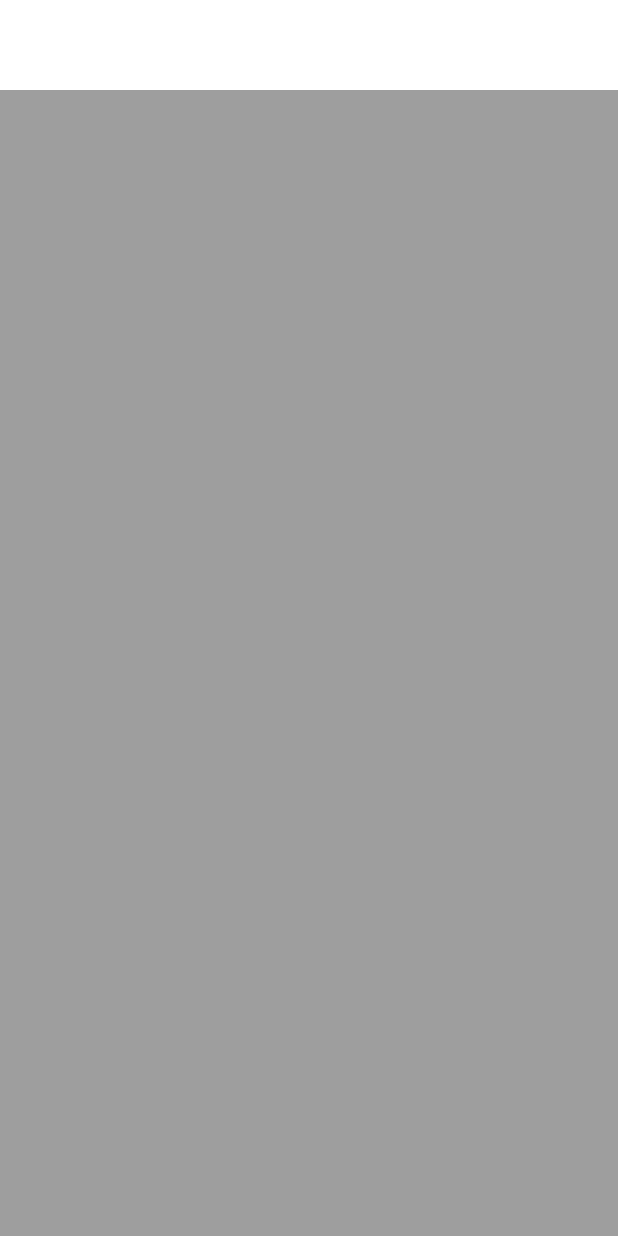
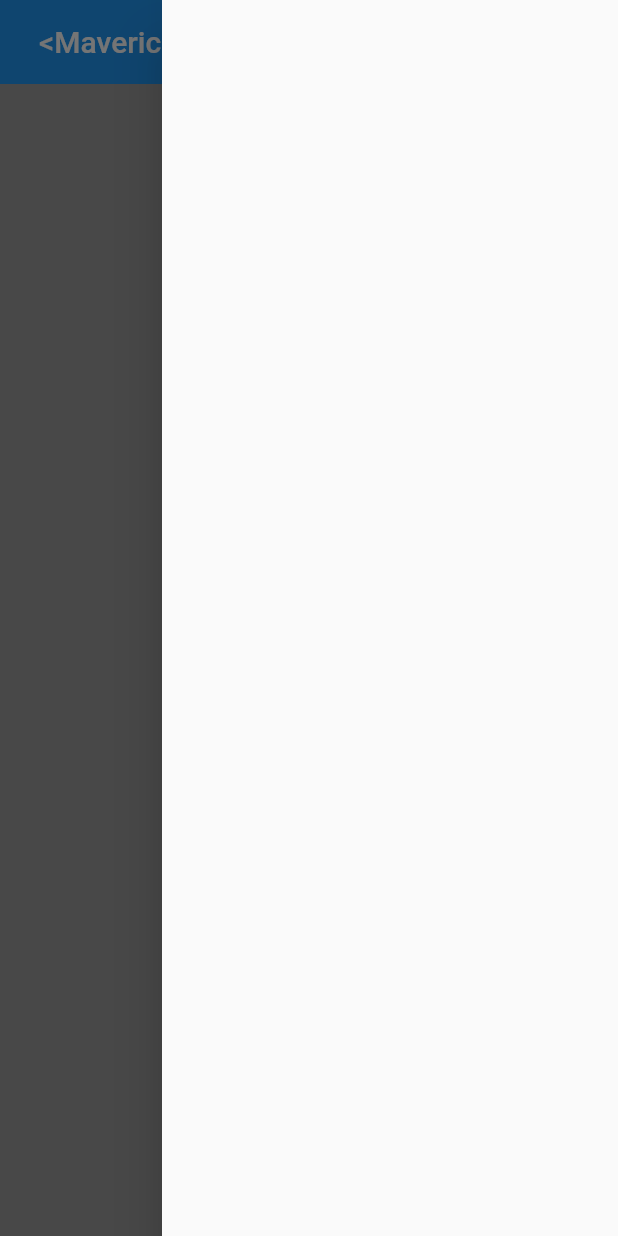
Before and after one commit to Maverick-Wolf/enigma, a Flutter app: the screen it shows after launch, with the side drawer open (before the commit the screen has no drawer), on a phone screen of 412 x 824 dp. Run offline on Flutter 3.47's test engine with Material 2 defaults, Android fonts, the phone set to English and light mode, and no system bars.

Commit message:
made the responsive website with the basic nav bar

```diff
--- a/lib/layout.dart
+++ b/lib/layout.dart
@@ -1,12 +1,19 @@
 import 'package:enigma/widgets/large_screen.dart';
 import 'package:enigma/widgets/responsiveness.dart';
 import 'package:enigma/widgets/small_screen.dart';
+import 'package:enigma/widgets/top_nav.dart';
 import 'package:flutter/material.dart';
 
 class SiteLayout extends StatelessWidget {
+  final GlobalKey<ScaffoldState> scaffoldKey = GlobalKey();
   @override
   Widget build(BuildContext context) {
-    return ResponsiveWidget(
-        largeScreen: LargeScreen(), smallScreen: SmallScreen());
+    return Scaffold(
+      key: scaffoldKey,
+      appBar: topNavigationBar(context, key),
+      endDrawer: ResponsiveWidget.isSmallScreen(context) ? Drawer() : null,
+      body: ResponsiveWidget(
+          largeScreen: LargeScreen(), smallScreen: SmallScreen()),
+    );
   }
 }
--- a/lib/widgets/large_screen.dart
+++ b/lib/widgets/large_screen.dart
@@ -5,13 +5,6 @@ class LargeScreen extends StatelessWidget {
   @override
   Widget build(BuildContext context) {
     return Scaffold(
-      appBar: PreferredSize(
-        preferredSize: Size.fromHeight(80.0),
-        child: AppBar(
-          elevation: 0,
-          backgroundColor: Colors.white,
-        ),
-      ),
       body: Container(
         color: Colors.black,
       ),
--- a/lib/widgets/small_screen.dart
+++ b/lib/widgets/small_screen.dart
@@ -5,13 +5,6 @@ class SmallScreen extends StatelessWidget {
   @override
   Widget build(BuildContext context) {
     return Scaffold(
-      appBar: PreferredSize(
-        preferredSize: Size.fromHeight(60.0),
-        child: AppBar(
-          elevation: 0,
-          backgroundColor: Colors.white,
-        ),
-      ),
       body: Container(
         color: Colors.grey,
       ),
--- /dev/null
+++ b/lib/widgets/top_nav.dart
@@ -0,0 +1,73 @@
+import 'package:enigma/widgets/responsiveness.dart';
+import 'package:flutter/cupertino.dart';
+import 'package:flutter/material.dart';
+
+AppBar topNavigationBar(BuildContext context, GlobalKey<ScaffoldState> key) =>
+    AppBar(
+      elevation: 0.0,
+      title: !ResponsiveWidget.isSmallScreen(context)
+          ? Row(
+              children: [
+                SizedBox(
+                  width: 10.0,
+                ),
+                Text(
+                  "<Maverick Wolf/>",
+                  style: TextStyle(
+                    fontSize: 20.0,
+                  ),
+                ),
+                Spacer(),
+                Spacer(),
+                Spacer(),
+                Spacer(),
+                Spacer(),
+                Spacer(),
+                Spacer(),
+                InkWell(
+                    child: Container(
+                        child: Text(
+                  "HOME",
+                  style: TextStyle(fontSize: 15.0),
+                ))),
+                Spacer(),
+                InkWell(
+                    child: Container(
+                        child: Text(
+                  "ABOUT",
+                  style: TextStyle(fontSize: 15.0),
+                ))),
+                Spacer(),
+                InkWell(
+                    child: Container(
+                        child: Text(
+                  "SKILLS",
+                  style: TextStyle(fontSize: 15.0),
+                ))),
+                Spacer(),
+                InkWell(
+                    child: Container(
+                        child: Text(
+                  "PROJECTS",
+                  style: TextStyle(fontSize: 15.0),
+                ))),
+                Spacer(),
+                InkWell(
+                    child: Container(
+                        child: Text(
+                  "CONTACT",
+                  style: TextStyle(fontSize: 15.0),
+                ))),
+                Spacer(),
+              ],
+            )
+          : Row(
+              children: [
+                SizedBox(
+                  width: 10.0,
+                ),
+                Text("<Maverick Wolf/>"),
+              ],
+            ),
+      backgroundColor: Colors.blue,
+    );
--- a/pubspec.yaml
+++ b/pubspec.yaml
@@ -23,6 +23,7 @@ environment:
 dependencies:
   flutter:
     sdk: flutter
+  get: ^4.1.4
 
 
   # The following adds the Cupertino Icons font to your application.
```
Also changed, not shown: pubspec.lock.
